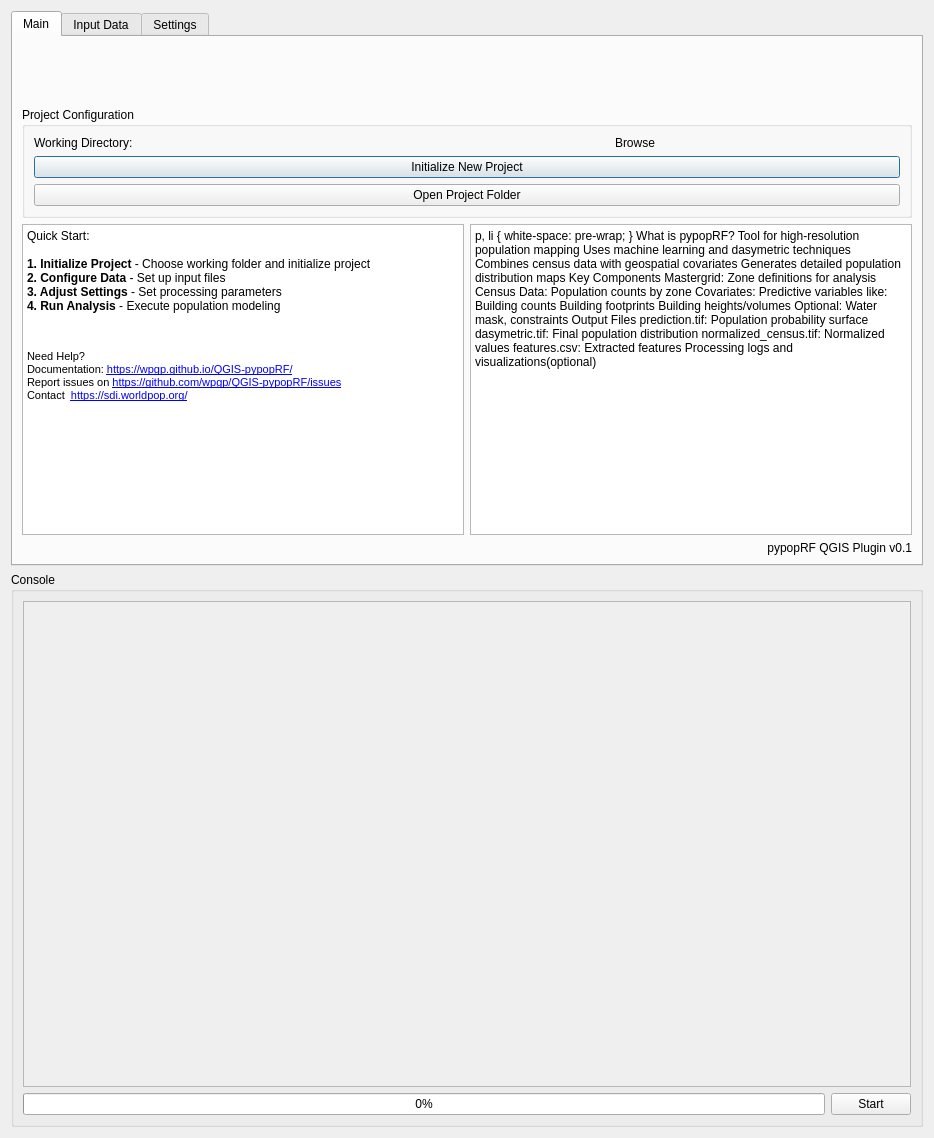
Above: qgis_pypoprf_dialog_base.ui from wpgp/QGIS-pypopRF before the change. Below: the same form after it.
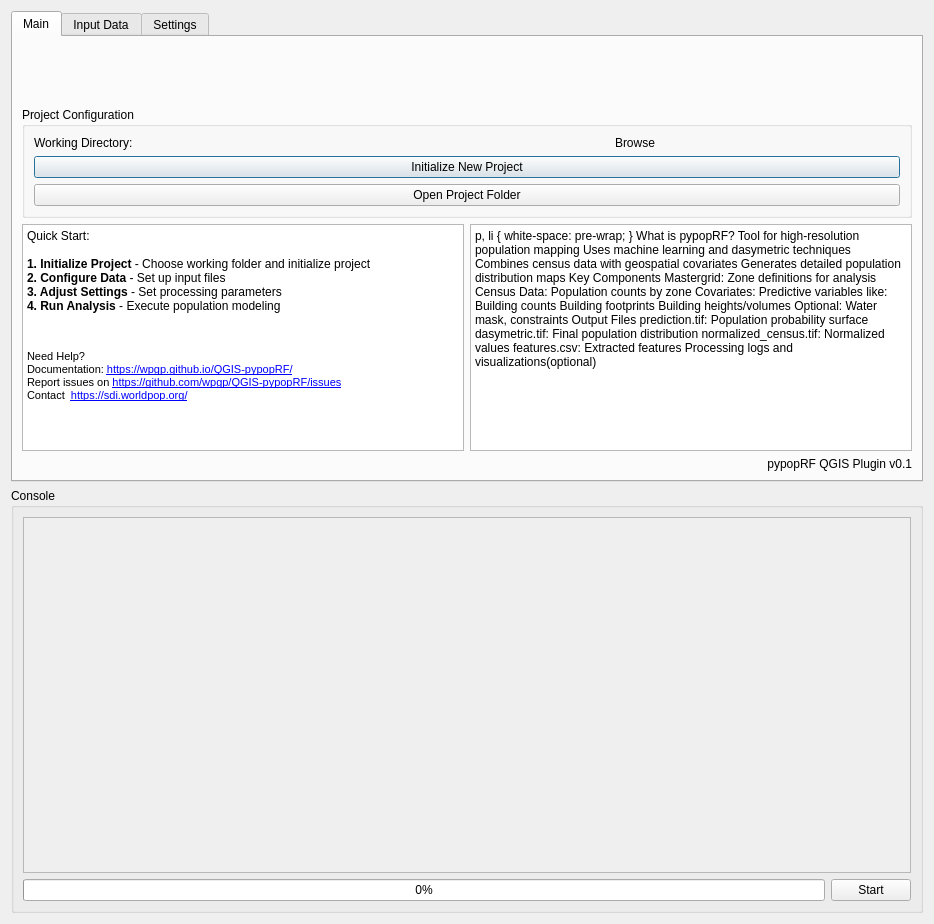
That is the form after the change. Icons and pictures are not drawn. Custom widgets are drawn as their Qt base class.

Commit message: change icon fix open folder fix UI

The edit to the form file:
```diff
--- a/qgis_pypoprf_dialog_base.ui
+++ b/qgis_pypoprf_dialog_base.ui
@@ -7,7 +7,7 @@
     <x>0</x>
     <y>0</y>
     <width>934</width>
-    <height>1138</height>
+    <height>924</height>
    </rect>
   </property>
   <property name="windowTitle">
@@ -534,7 +534,7 @@
            <x>0</x>
            <y>0</y>
            <width>894</width>
-           <height>493</height>
+           <height>367</height>
           </rect>
          </property>
         </widget>
```
The commit also changes 3 other files.
